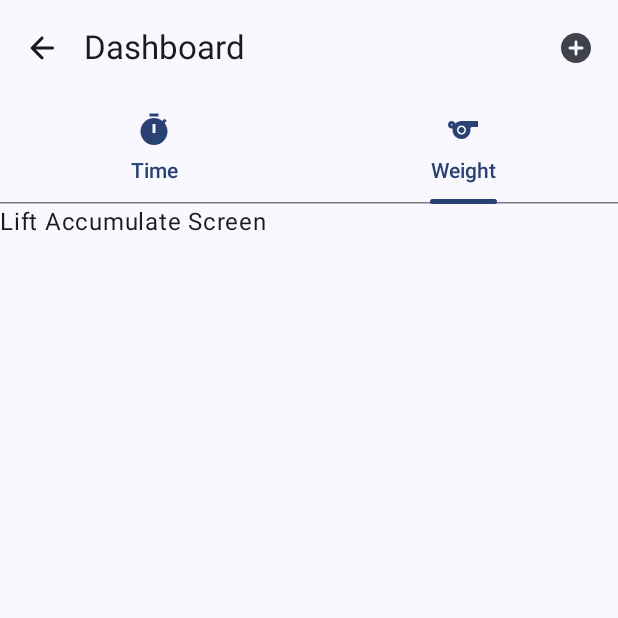
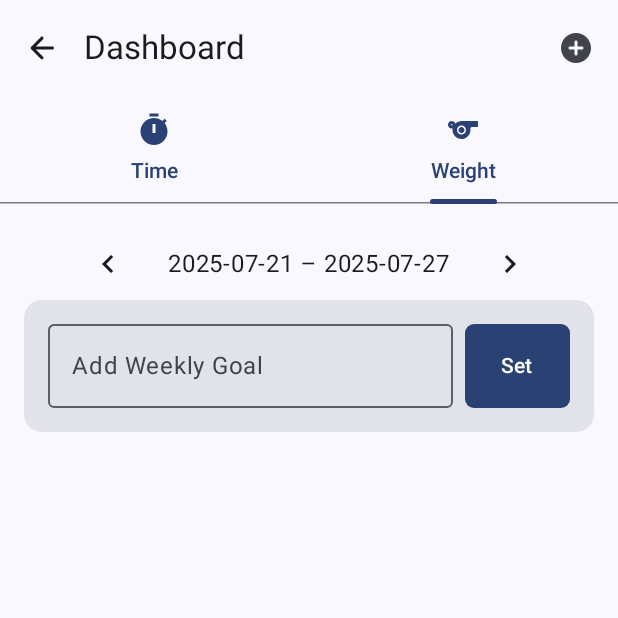
Before and after one commit to yossaj/accumulate, an Android app built with Jetpack Compose: the screen it shows after launch (MainActivity), tab 2 chosen, on a phone screen of 412 x 824 dp, the top half of it. Run offline under Robolectric (Android 15) with nearby library versions, the phone set to English and light mode, and no system bars; our stand-ins replace Dagger/Hilt's generated code, Room's generated code.

Commit message:
ui for changing current goal date and adding weekly goal amount

```diff
--- a/app/src/main/java/com/lingoal/accumulate/MainScreen.kt
+++ b/app/src/main/java/com/lingoal/accumulate/MainScreen.kt
@@ -42,6 +42,7 @@ import androidx.navigation.compose.currentBackStackEntryAsState
 import androidx.navigation.compose.rememberNavController
 import androidx.navigation.navArgument
 import androidx.navigation.navigation
+import com.lingoal.accumulate.ui.screens.lifts.LiftGoalScreen
 import com.lingoal.accumulate.ui.screens.time.dashboard.DashboardScreen
 import com.lingoal.accumulate.ui.screens.time.goal.AddGoalSheet
 import com.lingoal.accumulate.ui.screens.time.goal.GoalDetailScreen
@@ -151,11 +152,6 @@ fun MainScreen(
     }
 }
 
-@Composable
-fun LiftAccumulateScreen(){
-    Text("Lift Accumulate Screen")
-}
-
 fun NavGraphBuilder.timeGraph(navController: NavHostController, onAddGoal: () -> Unit) {
     navigation(startDestination = TimeScreens.Dashboard.name, route = RootDestination.TIME.route) {
         composable(TimeScreens.Dashboard.name) {
@@ -184,7 +180,7 @@ fun NavGraphBuilder.timeGraph(navController: NavHostController, onAddGoal: () ->
 fun NavGraphBuilder.weightGraph(navController: NavHostController) {
     navigation(startDestination = LiftScreens.Dashboard.name, route = RootDestination.WEIGHT.route) {
         composable(LiftScreens.Dashboard.name) {
-            LiftAccumulateScreen()
+            LiftGoalScreen()
         }
     }
 }
--- a/app/src/main/java/com/lingoal/accumulate/models/LiftGoalDao.kt
+++ b/app/src/main/java/com/lingoal/accumulate/models/LiftGoalDao.kt
@@ -5,6 +5,7 @@ import androidx.room.Insert
 import androidx.room.OnConflictStrategy
 import androidx.room.Query
 import androidx.room.Transaction
+import kotlinx.coroutines.flow.Flow
 import java.time.LocalDate
 
 @Dao
@@ -24,5 +25,5 @@ interface LiftGoalDao {
     WHERE :date BETWEEN startDate AND endDate
     LIMIT 1
     """)
-    fun getGoalWithSessionsAndLifts(date: LocalDate): GoalWithSessionsAndLifts?
+    fun getGoalWithSessionsAndLifts(date: LocalDate): Flow<GoalWithSessionsAndLifts>
 }
--- a/app/src/main/java/com/lingoal/accumulate/repositories/LiftRepository.kt
+++ b/app/src/main/java/com/lingoal/accumulate/repositories/LiftRepository.kt
@@ -1,5 +1,6 @@
 package com.lingoal.accumulate.repositories
 
+import com.lingoal.accumulate.models.GoalWithSessionsAndLifts
 import com.lingoal.accumulate.models.LiftEntry
 import com.lingoal.accumulate.models.LiftEntryDao
 import com.lingoal.accumulate.models.LiftGoal
@@ -7,6 +8,7 @@ import com.lingoal.accumulate.models.LiftGoalDao
 import com.lingoal.accumulate.models.LiftSession
 import com.lingoal.accumulate.models.LiftSessionDao
 import jakarta.inject.Inject
+import kotlinx.coroutines.flow.Flow
 import java.time.LocalDate
 
 class LiftRepository @Inject constructor(
@@ -20,5 +22,5 @@ class LiftRepository @Inject constructor(
 
     fun insertLiftEntry(liftEntry: LiftEntry) = liftEntryDao.insert(liftEntry)
 
-    fun getGoalWithSessionsAndLifts(date: LocalDate) = liftGoalDao.getGoalWithSessionsAndLifts(date)
+    fun getGoalWithSessionsAndLifts(date: LocalDate): Flow<GoalWithSessionsAndLifts> = liftGoalDao.getGoalWithSessionsAndLifts(date)
 }
--- a/app/src/main/java/com/lingoal/accumulate/ui/dimens/Dimens.kt
+++ b/app/src/main/java/com/lingoal/accumulate/ui/dimens/Dimens.kt
@@ -5,8 +5,11 @@ import androidx.compose.ui.unit.dp
 object Dimens {
     val MarginSmall = 8.dp
     val MarginMed = 16.dp
+
+    val PaddingSmall = 10.dp
     val PaddingMed = 20.dp
     val FABMargin = 72.dp
 
     val RoundingMed = 16.dp
+    val RoundingSmall = 6.dp
 }
--- a/app/src/main/java/com/lingoal/accumulate/ui/screens/lifts/LiftGoalScreen.kt
+++ b/app/src/main/java/com/lingoal/accumulate/ui/screens/lifts/LiftGoalScreen.kt
@@ -1,4 +1,131 @@
 package com.lingoal.accumulate.ui.screens.lifts
 
-class LiftGoalScreen {
+import androidx.compose.foundation.layout.Arrangement
+import androidx.compose.foundation.layout.Column
+import androidx.compose.foundation.layout.Row
+import androidx.compose.foundation.layout.fillMaxSize
+import androidx.compose.foundation.layout.fillMaxWidth
+import androidx.compose.foundation.layout.padding
+import androidx.compose.foundation.lazy.LazyColumn
+import androidx.compose.foundation.shape.RoundedCornerShape
+import androidx.compose.foundation.text.KeyboardOptions
+import androidx.compose.material.icons.Icons
+import androidx.compose.material.icons.filled.ChevronLeft
+import androidx.compose.material.icons.filled.ChevronRight
+import androidx.compose.material3.Button
+import androidx.compose.material3.Card
+import androidx.compose.material3.Icon
+import androidx.compose.material3.IconButton
+import androidx.compose.material3.MaterialTheme
+import androidx.compose.material3.OutlinedTextField
+import androidx.compose.material3.Text
+import androidx.compose.runtime.Composable
+import androidx.compose.runtime.getValue
+import androidx.compose.ui.Alignment
+import androidx.compose.ui.Modifier
+import androidx.compose.ui.text.input.KeyboardType
+import androidx.hilt.navigation.compose.hiltViewModel
+import androidx.lifecycle.compose.collectAsStateWithLifecycle
+import com.lingoal.accumulate.ui.dimens.Dimens
+import java.time.DayOfWeek
+import java.time.LocalDate
+import java.time.temporal.TemporalAdjusters
+
+@Composable
+fun LiftGoalScreen(
+    modifier: Modifier = Modifier,
+    viewModel: LiftGoalViewModel = hiltViewModel()
+) {
+    val state by viewModel.uiState.collectAsStateWithLifecycle()
+
+    LazyColumn(
+        modifier = modifier
+        .padding(Dimens.MarginMed)
+        .fillMaxWidth(),
+    ) {
+        item {
+            WeekNavigation(
+                currentDate = LocalDate.now(),
+                onPreviousWeek = {},
+                onNextWeek = {}
+            )
+        }
+
+        item {
+            Card {
+                Column(
+                    modifier = Modifier.padding(Dimens.MarginMed).fillMaxWidth(),
+                    horizontalAlignment = Alignment.CenterHorizontally
+                ) {
+                    if (state.goalWithSessionsAndLifts?.goal == null){
+                        Row(
+                            horizontalArrangement = Arrangement.spacedBy(Dimens.MarginSmall),
+                            verticalAlignment = Alignment.CenterVertically
+                        ) {
+                            OutlinedTextField(
+                                modifier = Modifier.weight(0.75f),
+                                value = state.liftGoal.orEmpty(),
+                                onValueChange = viewModel::setLiftGoal,
+                                keyboardOptions = KeyboardOptions(
+                                    keyboardType = KeyboardType.Number
+                                ),
+                                placeholder = { Text("Add Weekly Goal") },
+                                singleLine = false,
+                            )
+                            Button(
+                                onClick = {},
+                                shape = RoundedCornerShape(Dimens.RoundingSmall)
+                            ) {
+                                Text(
+                                    modifier = Modifier.padding(vertical = Dimens.PaddingSmall),
+                                    text = "Set", maxLines = 1)
+                            }
+                        }
+                    } else {
+                        state.goalWithSessionsAndLifts?.goal?.let { goal ->
+                            Text(text = goal.targetWeightKg.toString() + " Kg")
+                        }
+                    }
+                }
+            }
+        }
+    }
+
 }
+
+@Composable
+fun WeekNavigation(
+    currentDate: LocalDate,
+    onPreviousWeek: () -> Unit,
+    onNextWeek: () -> Unit
+) {
+    val weekStart = currentDate.with(TemporalAdjusters.previousOrSame(DayOfWeek.MONDAY))
+    val weekEnd = currentDate.with(TemporalAdjusters.nextOrSame(DayOfWeek.SUNDAY))
+
+    Row(
+        modifier = Modifier
+            .fillMaxWidth(),
+        horizontalArrangement = Arrangement.Center,
+        verticalAlignment = Alignment.CenterVertically
+    ) {
+        IconButton(onClick = onPreviousWeek) {
+            Icon(
+                imageVector = Icons.Default.ChevronLeft,
+                contentDescription = "Previous Week"
+            )
+        }
+
+        Text(
+            text = "$weekStart – $weekEnd",
+            style = MaterialTheme.typography.bodyLarge,
+            modifier = Modifier.padding(horizontal = Dimens.MarginMed)
+        )
+
+        IconButton(onClick = onNextWeek) {
+            Icon(
+                imageVector = Icons.Default.ChevronRight,
+                contentDescription = "Next Week"
+            )
+        }
+    }
+}
--- a/app/src/main/java/com/lingoal/accumulate/ui/screens/lifts/LiftGoalUIState.kt
+++ b/app/src/main/java/com/lingoal/accumulate/ui/screens/lifts/LiftGoalUIState.kt
@@ -1,4 +1,8 @@
 package com.lingoal.accumulate.ui.screens.lifts
 
-class LiftGoalUIState {
-}
+import com.lingoal.accumulate.models.GoalWithSessionsAndLifts
+
+data class LiftGoalUIState(
+    val liftGoal: String? = null,
+    val goalWithSessionsAndLifts: GoalWithSessionsAndLifts? = null
+)
--- a/app/src/main/java/com/lingoal/accumulate/ui/screens/lifts/LiftGoalViewModel.kt
+++ b/app/src/main/java/com/lingoal/accumulate/ui/screens/lifts/LiftGoalViewModel.kt
@@ -1,4 +1,34 @@
 package com.lingoal.accumulate.ui.screens.lifts
 
-class LiftGoalViewModel {
+import androidx.lifecycle.ViewModel
+import androidx.lifecycle.viewModelScope
+import com.lingoal.accumulate.models.GoalWithSessionsAndLifts
+import com.lingoal.accumulate.repositories.LiftRepository
+import com.lingoal.accumulate.ui.screens.time.goal.AddGoalUIState
+import dagger.hilt.android.lifecycle.HiltViewModel
+import kotlinx.coroutines.flow.MutableStateFlow
+import kotlinx.coroutines.flow.StateFlow
+import kotlinx.coroutines.flow.collectLatest
+import kotlinx.coroutines.flow.update
+import kotlinx.coroutines.launch
+import java.time.LocalDate
+import javax.inject.Inject
+
+@HiltViewModel
+class LiftGoalViewModel @Inject constructor(
+    private val liftRepository: LiftRepository
+): ViewModel() {
+    private val _uiState: MutableStateFlow<LiftGoalUIState> = MutableStateFlow(LiftGoalUIState())
+    val uiState: StateFlow<LiftGoalUIState> get() = _uiState
+
+    init {
+        val today = LocalDate.now()
+        viewModelScope.launch {
+            liftRepository.getGoalWithSessionsAndLifts(today).collectLatest { goalWithSessionsAndLifts ->
+                _uiState.update { it.copy(goalWithSessionsAndLifts = goalWithSessionsAndLifts) }
+            }
+        }
+    }
+
+    fun setLiftGoal(goal: String?) = _uiState.update { it.copy(liftGoal = goal) }
 }
```
